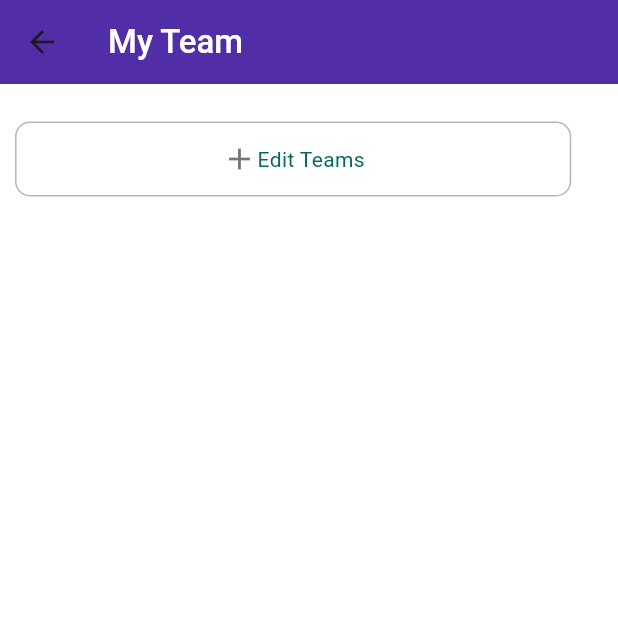
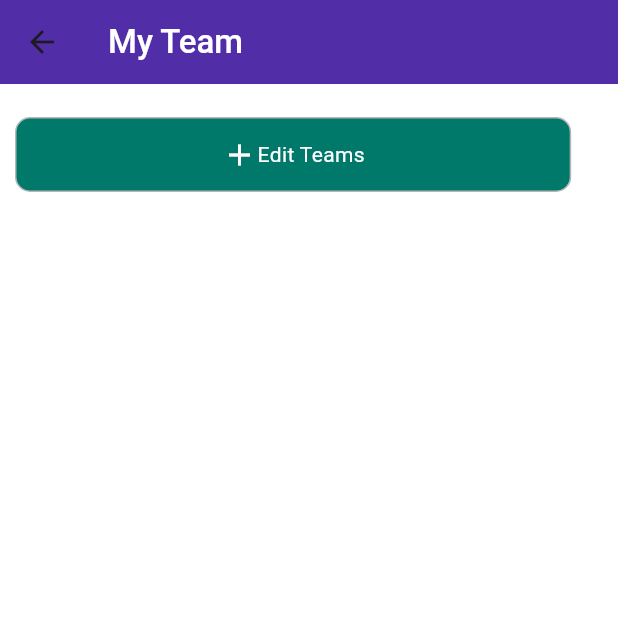
Before and after one commit to Nasiali-Eden/CityWatch, a Flutter app: the OrgTeam screen opened directly, on a phone screen of 412 x 824 dp, the top half of it. Run offline on Flutter 3.47's test engine with Material 3 defaults, Android fonts, the phone set to English and light mode, and no system bars; our stand-ins replace cloud_firestore, firebase_auth, firebase_core; accounts and stored records are empty.

Commit message:
Add Teams

```diff
--- a/lib/Organization/Home/OurTeam/org_team.dart
+++ b/lib/Organization/Home/OurTeam/org_team.dart
@@ -48,7 +48,7 @@ class _OrgTeamState extends State<OrgTeam> {
         child: Column(
           children: [
             SizedBox(
-              height: 15,
+              height: 12,
             ),
             Container(
               margin: EdgeInsets.all(10),
@@ -56,6 +56,7 @@ class _OrgTeamState extends State<OrgTeam> {
               height: 50,
               padding: EdgeInsets.all(10),
               decoration: BoxDecoration(
+                color: Colors.teal[700],
                   borderRadius: BorderRadius.circular(10),
                   border: Border.all(
                     color: Color.fromRGBO(182, 182, 182, 1.0),
@@ -66,11 +67,11 @@ class _OrgTeamState extends State<OrgTeam> {
                   children: [
                     Icon(
                       Icons.add,
-                      color: Colors.black54,
+                      color: Colors.white,
                     ),
                     Text(
                       'Edit Teams',
-                      style: TextStyle(color: Colors.teal[800]),
+                      style: TextStyle(color: Colors.white),
                     )
                   ],
                 ),
--- a/lib/Shared/Inputs/post_incident.dart
+++ b/lib/Shared/Inputs/post_incident.dart
@@ -100,6 +100,7 @@ class _PostIncidentState extends State<PostIncident> {
                 children: [
                   Container(
                     padding: EdgeInsets.symmetric(horizontal: 16, vertical: 7),
+                    margin: EdgeInsets.symmetric(vertical: 0),
                     height: 35,
                     color: Colors.teal[700],
                     child: Text(
```
Also changed, not shown: lib/Organization/Home/Dashboard/org_dashboard.dart (+10 -5 lines).
